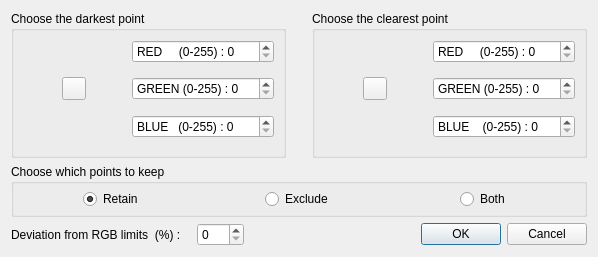
This is RgbDialog.ui in ckeleshi/ptrans as Qt 5 draws it before an edit. The edited form follows.
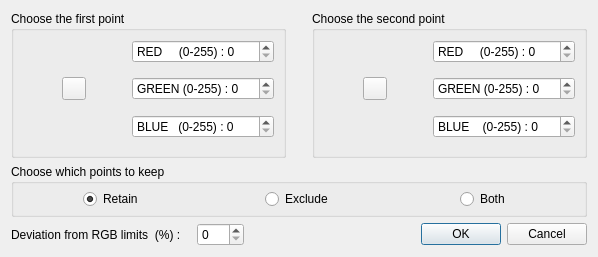
This is the edited form. Icons and pictures are not drawn.

What changed in the file:
```diff
--- a/RgbDialog.ui
+++ b/RgbDialog.ui
@@ -27,7 +27,7 @@
        <item>
         <widget class="QGroupBox" name="centerGroupBox">
          <property name="title">
-          <string>Choose the darkest point </string>
+          <string>Choose the first point </string>
          </property>
          <property name="flat">
           <bool>true</bool>
@@ -188,7 +188,7 @@
        <item>
         <widget class="QGroupBox" name="centerGroupBox_2">
          <property name="title">
-          <string>Choose the clearest point </string>
+          <string>Choose the second point </string>
          </property>
          <property name="flat">
           <bool>true</bool>
```
